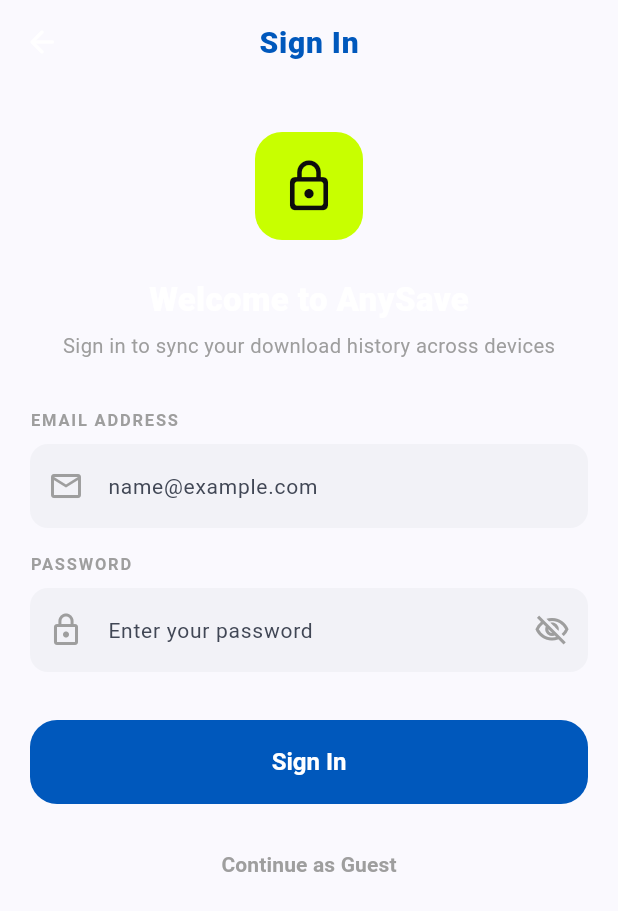
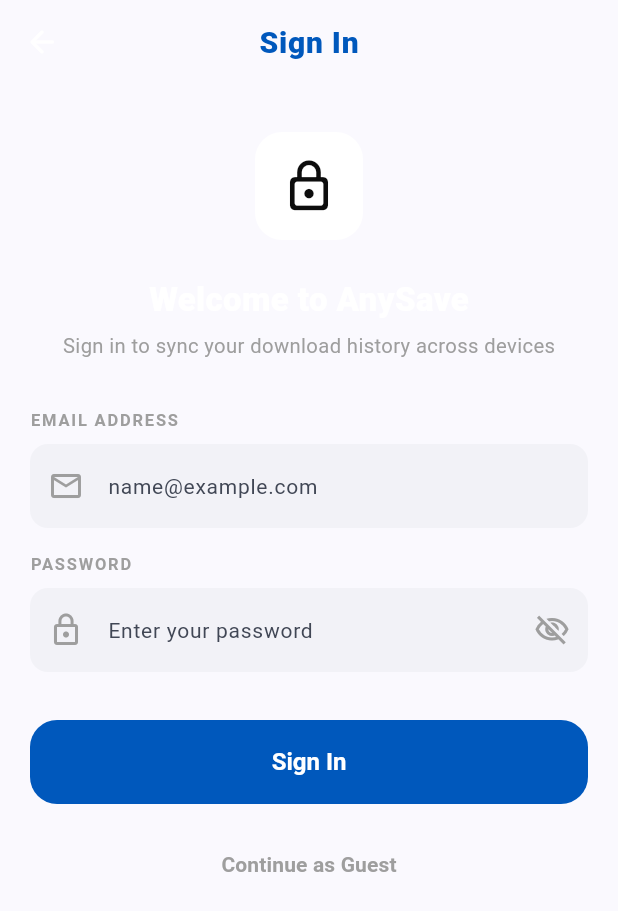
Before and after one commit to azka13labib-ops/AnySave, a Flutter app: the SignInScreen screen opened directly, on a phone screen of 412 x 824 dp. Shown: the top 911 px of the screen. Run offline on Flutter 3.47's test engine with Material 3 defaults, Android fonts, the phone set to English and light mode, and no system bars; our stand-ins replace dio, flutter_dotenv, flutter_riverpod, permission_handler, shared_preferences; missing offline and left inert: flutter_downloader; accounts and stored records are empty; network calls fail; Roboto replaces fonts that are missing (Hanken Grotesk).

Commit message:
style(theme): update dark mode to monochrome black and white

```diff
--- a/anydesk-fe/lib/theme/app_colors.dart
+++ b/anydesk-fe/lib/theme/app_colors.dart
@@ -4,7 +4,7 @@
   // Brand & Accent Colors
   static const Color primary = Color(0xFF0058BC);
   static const Color primaryContainer = Color(0xFF0070EB);
-  static const Color primaryAccent = Color(0xFFC8FF00); // Neon Lime Accent
+  static const Color primaryAccent = Color(0xFFFFFFFF); // Pure White for Monochrome Dark Mode
 
   // Background Colors
   static const Color darkBackground = Color(0xFF0D0D0D);
```
